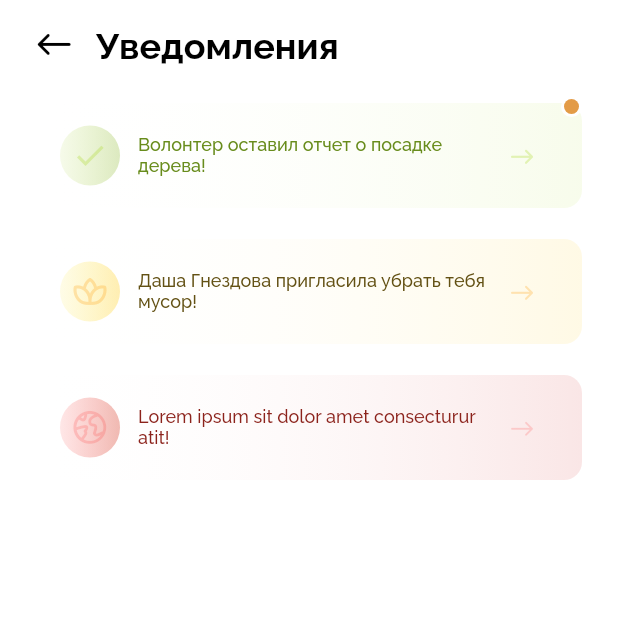
After one commit to devcat37/treearth, a Flutter app: the screen it shows after launch, after a tap on an icon or button, on a phone screen of 412 x 824 dp, the top half of it. The commit adds this screen. Run offline on Flutter 3.47's test engine with Material 2 defaults, Android fonts, the phone set to English and light mode, and no system bars; our stand-ins replace carousel_slider, flutter_mobx, flutter_svg, get_it, mobx, shimmer; generated files the repository leaves out were written again; statements that could not run were skipped.

Commit message:
страница уведомлений

```diff
--- /dev/null
+++ b/lib/data/repository/notifications/notifications_repository.dart
@@ -0,0 +1,14 @@
+// Project imports:
+import 'package:treearth/domain/mocks/mock_notifications.dart';
+import 'package:treearth/domain/models/notification/notification.dart';
+import 'package:treearth/domain/repository/load_result.dart';
+import 'package:treearth/internal/utils/infrastructure.dart';
+
+class NotificationsRepository {
+  /// Получение списка баннеров с бэкэнда.
+  Future<ListLoadResult<Notification>> fetchNotifications() async {
+    await Future.delayed(aSecond * 4);
+
+    return ListLoadResult(data: [mockNotification1, mockNotification2, mockNotification3]);
+  }
+}
--- /dev/null
+++ b/lib/domain/mocks/mock_notifications.dart
@@ -0,0 +1,26 @@
+// Project imports:
+import 'package:treearth/domain/mocks/mock_uuid.dart';
+import 'package:treearth/domain/models/notification/notification.dart';
+
+final mockNotification1 = Notification(
+  id: uuid.v4(),
+  timestamp: DateTime.now(),
+  content: 'Волонтер оставил отчет о посадке дерева!',
+  type: NotificationType.positive,
+);
+
+final mockNotification2 = Notification(
+  id: uuid.v4(),
+  timestamp: DateTime.now(),
+  content: 'Даша Гнездова пригласила убрать тебя мусор!',
+  type: NotificationType.warning,
+  isRead: true,
+);
+
+final mockNotification3 = Notification(
+  id: uuid.v4(),
+  timestamp: DateTime.now(),
+  content: 'Lorem ipsum sit dolor amet consecturur atit!',
+  type: NotificationType.negative,
+  isRead: true,
+);
--- /dev/null
+++ b/lib/domain/mocks/mock_uuid.dart
@@ -0,0 +1,5 @@
+// Package imports:
+import 'package:uuid/uuid.dart';
+
+/// Mock uuid.
+const Uuid uuid = Uuid();
--- /dev/null
+++ b/lib/domain/models/notification/notification.dart
@@ -0,0 +1,41 @@
+enum NotificationType {
+  /// Positive type of notification when something was completed successfully.
+  ///
+  /// For example, when user receives report about plant seeding.
+  positive,
+
+  /// Notification that attracts attention.
+  ///
+  /// For example, when user gets invitation for a cleaning day.
+  warning,
+
+  /// Negative type of notification when something was completed wrong.
+  ///
+  /// For example, when report couldn't be loaded.
+  negative,
+}
+
+class Notification {
+  const Notification({
+    required this.id,
+    required this.timestamp,
+    required this.content,
+    this.type = NotificationType.warning,
+    this.isRead = false,
+  });
+
+  /// Notification unique identifier.
+  final String id;
+
+  /// Notification content.
+  final String content;
+
+  /// Time when the notification was created.
+  final DateTime timestamp;
+
+  /// Notication type.
+  final NotificationType type;
+
+  /// Whether the notification is read or not.
+  final bool isRead;
+}
--- a/lib/internal/application.dart
+++ b/lib/internal/application.dart
@@ -2,6 +2,7 @@
 import 'package:flutter/material.dart';
 
 // Project imports:
+import 'package:treearth/internal/pages/notifications_page/notifications_page.dart';
 import 'package:treearth/internal/pages/splash_screen/splash_screen.dart';
 import 'package:treearth/internal/pages/workspace/workspace.dart';
 import 'package:treearth/internal/services/settings.dart';
@@ -20,6 +21,7 @@ class Application extends StatelessWidget {
         textTheme: TextTheme(
           headline3: TextStyle(color: blackColor, fontSize: 24.0, fontWeight: FontWeight.bold),
           subtitle1: TextStyle(color: blackColor, fontSize: 18.0, fontWeight: FontWeight.w500),
+          bodyText2: TextStyle(color: blackColor, fontSize: 12.0, fontWeight: FontWeight.w500),
         ),
       ),
       initialRoute: SplashScreen.routeName,
@@ -32,6 +34,9 @@ class Application extends StatelessWidget {
           case Workspace.routeName:
             route = MaterialPageRoute(builder: (context) => const Workspace());
             break;
+          case NotificationsPage.routeName:
+            route = MaterialPageRoute(builder: (context) => const NotificationsPage());
+            break;
         }
         return route;
       },
--- /dev/null
+++ b/lib/internal/pages/notifications_page/notifications_page.dart
@@ -0,0 +1,16 @@
+// Flutter imports:
+import 'package:flutter/material.dart';
+
+// Project imports:
+import 'package:treearth/presentation/pages/notifications_page/notifications_page_view.dart';
+
+class NotificationsPage extends StatelessWidget {
+  const NotificationsPage({Key? key}) : super(key: key);
+
+  static const routeName = '/notifications-page';
+
+  @override
+  Widget build(BuildContext context) {
+    return const NotificationsPageView();
+  }
+}
--- a/lib/internal/services/app_redirects.dart
+++ b/lib/internal/services/app_redirects.dart
@@ -2,6 +2,7 @@
 import 'package:flutter/material.dart';
 
 // Project imports:
+import 'package:treearth/internal/pages/notifications_page/notifications_page.dart';
 import 'package:treearth/internal/pages/workspace/workspace.dart';
 
 bool canPop(BuildContext context) => Navigator.of(context).canPop();
@@ -9,3 +10,5 @@ bool canPop(BuildContext context) => Navigator.of(context).canPop();
 void pop(BuildContext context) => Navigator.of(context).pop();
 
 void goToMainPage(BuildContext context) => Navigator.of(context).pushReplacementNamed(Workspace.routeName);
+
+void goToNotificationsPage(BuildContext context) => Navigator.of(context).pushNamed(NotificationsPage.routeName);
--- a/lib/internal/states/main_page_state/main_page_state.dart
+++ b/lib/internal/states/main_page_state/main_page_state.dart
@@ -5,6 +5,7 @@ import 'package:mobx/mobx.dart';
 import 'package:treearth/internal/services/service_locator.dart';
 import 'package:treearth/internal/states/banners_state/banners_state.dart';
 import 'package:treearth/internal/states/interfaces/initializable.dart';
+import 'package:treearth/internal/states/notifications_state/notifications_state.dart';
 
 part 'main_page_state.g.dart';
 
@@ -15,6 +16,7 @@ abstract class _MainPageStateBase with Store implements Initializable {
   Future<void> initialize() async {
     Future.wait([
       service<BannersState>().initialize(),
+      service<NotificationsState>().initialize(),
     ]);
   }
 }
--- /dev/null
+++ b/lib/internal/states/notifications_state/notifications_state.dart
@@ -0,0 +1,43 @@
+// Package imports:
+import 'package:mobx/mobx.dart';
+
+// Project imports:
+import 'package:treearth/data/repository/notifications/notifications_repository.dart';
+import 'package:treearth/domain/models/notification/notification.dart';
+import 'package:treearth/internal/services/service_locator.dart';
+import 'package:treearth/internal/states/interfaces/initializable.dart';
+import 'package:treearth/internal/states/interfaces/network_state.dart';
+
+part 'notifications_state.g.dart';
+
+class NotificationsState = _NotificationsStateBase with _$NotificationsState;
+
+abstract class _NotificationsStateBase extends NetworkState with Store implements Initializable {
+  /// Репозиторий уведомлений.
+  NotificationsRepository get repository => service<NotificationsRepository>();
+
+  /// Observable notifications list.
+  @observable
+  ObservableList<Notification> notifications = ObservableList();
+
+  /// Проверка, есть ли непрочитанные уведомления.
+  @computed
+  bool get hasUnreadNotifications => notifications.any((notification) => !notification.isRead);
+
+  /// Загрузка уведомлений с бэкэнда.
+  @action
+  Future<void> _loadNotifications() async {
+    isLoading = true;
+
+    /// Запрос на бэкэнд через репозиторий на получение уведомлений.
+    final apiResult = await repository.fetchNotifications();
+    if (apiResult.isSuccessful) notifications = ObservableList.of(apiResult.data ?? []);
+
+    isLoading = false;
+  }
+
+  @override
+  Future<void> initialize() async {
+    await _loadNotifications();
+  }
+}
--- a/lib/internal/utils/infrastructure.dart
+++ b/lib/internal/utils/infrastructure.dart
@@ -6,13 +6,64 @@ const blackColor = Color(0xFF000000);
 const lightGreyColor = Color(0xFFDADADA);
 
 const lightGreenColor = Color(0xFFA6D331);
+const lightYellowColor = Color(0xFFFAE315);
 const lightBlueColor = Color(0xFF85C4FF);
 const lightOrangeColor = Color(0xFFFFB673);
+const lightRedColor = Color(0xFFFA1515);
 const lightPurpleColor = Color(0xFFB66DFF);
 
 const semiDarkGreenColor = Color(0xFF8BB72D);
+const semiDarkYellowColor = Color(0xFFFFC700);
+const semiDarkRedColor = Color(0xFFCE1900);
 
 const darkGreyColor = Color(0xFF5D5A58);
+
+const notificationReadColor = Color(0xFFE39B47);
+
+const notificationTextPositiveColor = Color(0xFF688C1C);
+const notificationTextWarningColor = Color(0xFF635114);
+const notificationTextNegativeColor = Color(0xFF8C231C);
+
+const notificationIconPositiveColor = Color(0xFF9CD300);
+const notificationIconWarningColor = Color(0xFFFF9900);
+const notificationIconNegativeColor = Color(0xFFFF0000);
+
+const notificationBackgroundPositiveColor = Color(0xFFB6E13D);
+const notificationBackgroundWarningColor = Color(0xFFFFC700);
+const notificationBackgroundNegativeColor = Color(0xFFCC0909);
+
+final notificationIconPositiveGradient = [
+  lightGreenColor.withOpacity(0.1),
+  semiDarkGreenColor.withOpacity(0.3),
+];
+
+final notificationIconWarningGradient = [
+  lightYellowColor.withOpacity(0.1),
+  semiDarkYellowColor.withOpacity(0.3),
+];
+
+final notificationIconNegativeGradient = [
+  lightRedColor.withOpacity(0.1),
+  semiDarkRedColor.withOpacity(0.3),
+];
+
+/// Градиент уведомлений на фоне (зеленый).
+final notificationBackgroundPositiveGradient = [
+  whiteColor.withOpacity(0.0),
+  notificationBackgroundPositiveColor.withOpacity(0.1)
+];
+
+/// Градиент уведомлений на фоне (желтый).
+final notificationBackgroundWarningGradient = [
+  whiteColor.withOpacity(0.0),
+  notificationBackgroundWarningColor.withOpacity(0.1)
+];
+
+/// Градиент уведомлений на фоне (красный).
+final notificationBackgroundNegativeGradient = [
+  whiteColor.withOpacity(0.0),
+  notificationBackgroundNegativeColor.withOpacity(0.1)
+];
 
 final shimmerBaseColor = Colors.grey.shade100;
 final shimmerHighlightColor = Colors.grey.shade300;
@@ -29,9 +80,12 @@ const sidePadding16 = 16.0;
 const sidePadding18 = 18.0;
 const sidePadding24 = 24.0;
 const sidePadding28 = 28.0;
+const sidePadding32 = 32.0;
+const sidePadding40 = 40.0;
 const sidePadding64 = 64.0;
 
 // Border radiuses.
+final borderRadius12 = BorderRadius.circular(12.0);
 final borderRadius32 = BorderRadius.circular(32.0);
 
 // Radiuses.
--- a/lib/main.dart
+++ b/lib/main.dart
@@ -4,10 +4,12 @@ import 'package:flutter/services.dart';
 
 // Project imports:
 import 'package:treearth/data/repository/banners/banners_repository.dart';
+import 'package:treearth/data/repository/notifications/notifications_repository.dart';
 import 'package:treearth/internal/application.dart';
 import 'package:treearth/internal/services/service_locator.dart';
 import 'package:treearth/internal/states/banners_state/banners_state.dart';
 import 'package:treearth/internal/states/main_page_state/main_page_state.dart';
+import 'package:treearth/internal/states/notifications_state/notifications_state.dart';
 
 Future<void> main() async {
   WidgetsFlutterBinding.ensureInitialized();
@@ -15,9 +17,11 @@ Future<void> main() async {
 
   // Repositories.
   service.registerLazySingleton<BannersRepository>(() => BannersRepository());
+  service.registerLazySingleton<NotificationsRepository>(() => NotificationsRepository());
 
   // States.
   service.registerLazySingleton<BannersState>(() => BannersState());
+  service.registerLazySingleton<NotificationsState>(() => NotificationsState());
   service.registerLazySingleton<MainPageState>(() => MainPageState());
 
   runApp(const Application());
--- /dev/null
+++ b/lib/presentation/global/notifications/notification_read.dart
@@ -0,0 +1,34 @@
+// Flutter imports:
+import 'package:flutter/material.dart';
+
+// Project imports:
+import 'package:treearth/internal/utils/infrastructure.dart';
+
+class NotificationRead extends StatelessWidget {
+  const NotificationRead({Key? key}) : super(key: key);
+
+  static const defaultSize = 14.0;
+
+  @override
+  Widget build(BuildContext context) {
+    return Container(
+      height: defaultSize,
+      width: defaultSize,
+      decoration: BoxDecoration(
+        shape: BoxShape.circle,
+        border: Border.all(
+          width: 2.0,
+          color: whiteColor,
+        ),
+      ),
+      child: Container(
+        width: defaultSize - 2.0,
+        height: defaultSize - 2.0,
+        decoration: BoxDecoration(
+          shape: BoxShape.circle,
+          color: notificationReadColor,
+        ),
+      ),
+    );
+  }
+}
--- a/lib/presentation/pages/main_page/main_page_view.dart
+++ b/lib/presentation/pages/main_page/main_page_view.dart
@@ -5,6 +5,7 @@ import 'package:flutter/material.dart';
 import 'package:flutter_mobx/flutter_mobx.dart';
 
 // Project imports:
+import 'package:treearth/internal/services/app_redirects.dart';
 import 'package:treearth/internal/services/helpers.dart';
 import 'package:treearth/internal/services/service_locator.dart';
 import 'package:treearth/internal/states/banners_state/banners_state.dart';
@@ -28,12 +29,7 @@ class _MainPageViewState extends State<MainPageView> {
 
   Widget _buildNotificationsButton(BuildContext context) {
     return TreeIcon(
-      onPressed: () => Navigator.of(context).push(MaterialPageRoute(
-          builder: (_) => Scaffold(
-                appBar: TreeAppBar(
-                  title: 'Уведомления',
-                ),
-              ))),
+      onPressed: () => goToNotificationsPage(context),
       icon: TreeIcons.notifications,
       size: sidePadding28,
 
--- /dev/null
+++ b/lib/presentation/pages/notifications_page/notifications_page_view.dart
@@ -0,0 +1,53 @@
+// Flutter imports:
+import 'package:flutter/material.dart';
+
+// Package imports:
+import 'package:flutter_mobx/flutter_mobx.dart';
+
+// Project imports:
+import 'package:treearth/domain/models/notification/notification.dart' as n;
+import 'package:treearth/internal/services/service_locator.dart';
+import 'package:treearth/internal/states/notifications_state/notifications_state.dart';
+import 'package:treearth/internal/utils/infrastructure.dart';
+import 'package:treearth/presentation/global/app_bar/tree_app_bar.dart';
+import 'package:treearth/presentation/widgets/notifications_page/tree_notification.dart';
+
+class NotificationsPageView extends StatelessWidget {
+  const NotificationsPageView({Key? key}) : super(key: key);
+
+  NotificationsState get notificationsState => service<NotificationsState>();
+
+  Widget _buildNotifications(BuildContext context) {
+    return Observer(builder: (context) {
+      if (notificationsState.isLoading) return const SizedBox();
+      final notifications =
+          notificationsState.notifications.map((n.Notification e) => TreeNotification(notification: e)).toList();
+
+      return Column(
+        children: notifications
+            .map((e) => Padding(
+                  padding: const EdgeInsets.only(bottom: sidePadding16),
+                  child: e,
+                ))
+            .toList(),
+      );
+    });
+  }
+
+  @override
+  Widget build(BuildContext context) {
+    return Scaffold(
+      appBar: TreeAppBar(title: 'Уведомления'),
+      body: SingleChildScrollView(
+        child: Container(
+          child: Column(
+            children: [
+              const SizedBox(height: sidePadding8),
+              _buildNotifications(context),
+            ],
+          ),
+        ),
+      ),
+    );
+  }
+}
--- a/lib/presentation/widgets/main_page/banners/tree_banner_widget.dart
+++ b/lib/presentation/widgets/main_page/banners/tree_banner_widget.dart
@@ -1,8 +1,8 @@
 // Flutter imports:
 import 'package:flutter/material.dart';
-import 'package:treearth/domain/models/banner/tree_banner.dart';
 
 // Project imports:
+import 'package:treearth/domain/models/banner/tree_banner.dart';
 import 'package:treearth/internal/utils/infrastructure.dart';
 
 class TreeBannerWidget extends StatelessWidget {
--- /dev/null
+++ b/lib/presentation/widgets/notifications_page/tree_notification.dart
@@ -0,0 +1,162 @@
+// Flutter imports:
+import 'package:flutter/material.dart';
+
+// Project imports:
+import 'package:treearth/domain/models/notification/notification.dart' as n;
+import 'package:treearth/internal/utils/infrastructure.dart';
+import 'package:treearth/presentation/global/icons/tree_icons.dart';
+import 'package:treearth/presentation/global/notifications/notification_read.dart';
+
+class TreeNotification extends StatelessWidget {
+  const TreeNotification({
+    Key? key,
+    required this.notification,
+  }) : super(key: key);
+
+  static const double defaultHeight = 70.0;
+
+  final n.Notification notification;
+
+  List<Color> backgroundColors() {
+    switch (notification.type) {
+      case n.NotificationType.positive:
+        return notificationBackgroundPositiveGradient;
+      case n.NotificationType.warning:
+        return notificationBackgroundWarningGradient;
+      case n.NotificationType.negative:
+        return notificationBackgroundNegativeGradient;
+    }
+  }
+
+  List<Color> iconColors() {
+    switch (notification.type) {
+      case n.NotificationType.positive:
+        return notificationIconPositiveGradient;
+      case n.NotificationType.warning:
+        return notificationIconWarningGradient;
+      case n.NotificationType.negative:
+        return notificationIconNegativeGradient;
+    }
+  }
+
+  Color iconColor() {
+    switch (notification.type) {
+      case n.NotificationType.positive:
+        return notificationIconPositiveColor.withOpacity(0.25);
+      case n.NotificationType.warning:
+        return notificationIconWarningColor.withOpacity(0.25);
+      case n.NotificationType.negative:
+        return notificationIconNegativeColor.withOpacity(0.15);
+    }
+  }
+
+  Color textColor() {
+    switch (notification.type) {
+      case n.NotificationType.positive:
+        return notificationTextPositiveColor;
+      case n.NotificationType.warning:
+        return notificationTextWarningColor;
+      case n.NotificationType.negative:
+        return notificationTextNegativeColor;
+    }
+  }
+
+  IconData icon() {
+    switch (notification.type) {
+      case n.NotificationType.positive:
+        return TreeIcons.done;
+      case n.NotificationType.warning:
+        return TreeIcons.lotus;
+      case n.NotificationType.negative:
+        return TreeIcons.earth;
+    }
+  }
+
+  Widget _buildNotificationIcon(BuildContext context) {
+    return Container(
+      height: sidePadding40,
+      width: sidePadding40,
+      decoration: BoxDecoration(
+        shape: BoxShape.circle,
+        color: whiteColor,
+        gradient: LinearGradient(
+          colors: iconColors(),
+        ),
+      ),
+      child: Center(
+        child: Icon(
+          icon(),
+          size: sidePadding24,
+          color: iconColor(),
+        ),
+      ),
+    );
+  }
+
+  Widget _buildContent(BuildContext context) {
+    return Padding(
+      padding: const EdgeInsets.only(left: sidePadding16, right: sidePadding32),
+      child: Row(
+        mainAxisAlignment: MainAxisAlignment.spaceBetween,
+        children: [
+          Flexible(
+            child: Container(
+              child: Row(
+                children: [
+                  _buildNotificationIcon(context),
+                  const SizedBox(width: sidePadding12),
+                  Expanded(
+                    child: Text(
+                      notification.content,
+                      style: Theme.of(context).textTheme.bodyText2!.copyWith(color: textColor()),
+                      maxLines: 2,
+                      overflow: TextOverflow.ellipsis,
+                    ),
+                  ),
+                  const SizedBox(width: sidePadding12),
+                ],
+              ),
+            ),
+          ),
+          Icon(TreeIcons.right_md, color: iconColor(), size: 16.0),
+        ],
+      ),
+    );
+  }
+
+  @override
+  Widget build(BuildContext context) {
+    return Container(
+      height: defaultHeight + NotificationRead.defaultSize / 3,
+      width: MediaQuery.of(context).size.width,
+      margin: const EdgeInsets.symmetric(horizontal: sidePadding),
+      child: Stack(
+        alignment: Alignment.topRight,
+        children: [
+          if (!notification.isRead) NotificationRead(),
+          Align(
+            alignment: Alignment.bottomCenter,
+            child: InkWell(
+              borderRadius: borderRadius12,
+              onTap: () {},
+              child: Ink(
+                height: defaultHeight,
+                width: MediaQuery.of(context).size.width,
+                decoration: BoxDecoration(
+                  borderRadius: borderRadius12,
+                  color: whiteColor,
+                  gradient: LinearGradient(
+                    begin: Alignment.centerLeft,
+                    end: Alignment.centerRight,
+                    colors: backgroundColors(),
+                  ),
+                ),
+                child: _buildContent(context),
+              ),
+            ),
+          ),
+        ],
+      ),
+    );
+  }
+}
--- a/pubspec.yaml
+++ b/pubspec.yaml
@@ -38,6 +38,7 @@ dependencies:
   get_it: ^7.0.0
   mobx: ^2.0.3
   shimmer: ^2.0.0
+  uuid: ^3.0.5
 
 dev_dependencies:
 
```
Also changed, not shown: lib/internal/states/notifications_state/notifications_state.g.dart (added), pubspec.lock.
